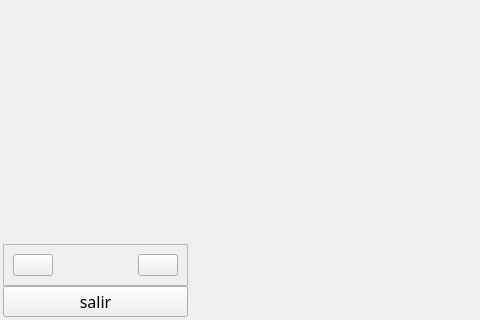
Before: the Qt Designer form recursos_graficos_y_logicos/elementos_graficos_ui/pantalla_principal.ui in Enmanuel-86/TELA-APP, drawn with Qt 5; both pictures show x 0 to 480 and y 416 to 736 of the 940 by 736 pixel window.
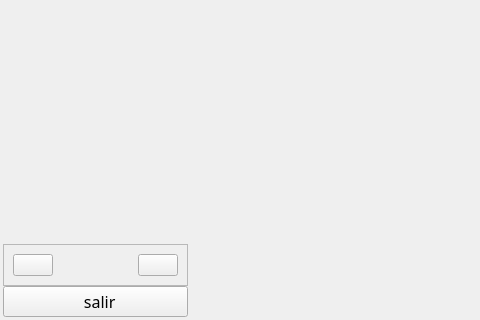
After: the same form once the commit is applied. Icons and pictures are not drawn.

Commit message: Se corrigio para que tomara los estilos bien en el sidebar

```diff
--- a/recursos_graficos_y_logicos/elementos_graficos_ui/pantalla_principal.ui
+++ b/recursos_graficos_y_logicos/elementos_graficos_ui/pantalla_principal.ui
@@ -634,7 +634,7 @@
            <string notr="true"/>
           </property>
           <property name="text">
-           <string>salir</string>
+           <string>  salir</string>
           </property>
           <property name="icon">
            <iconset>
```
Left out of the diff: 18 changed lines with no effect on the pictures. The commit also changes 1 other file.
